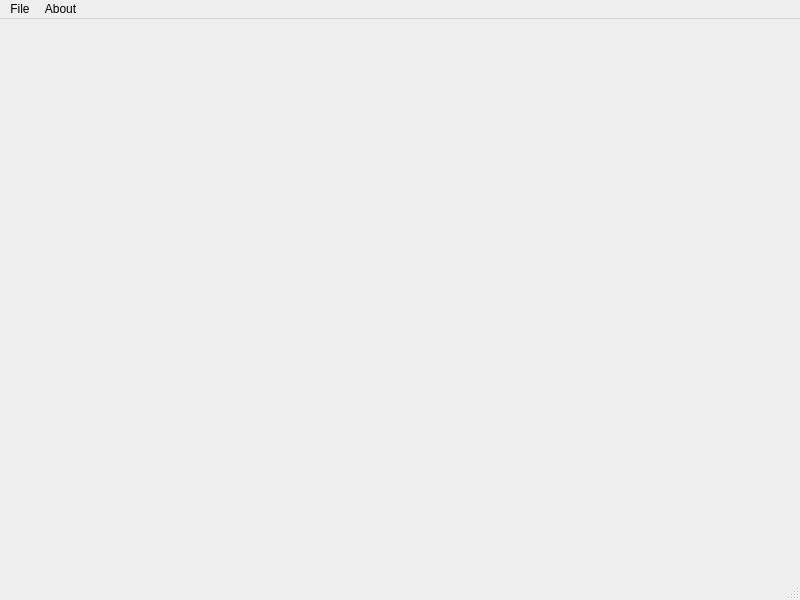
First picture: the form in Src/mainwindow.ui, repository DomDumont/CartaGen, before the edit.
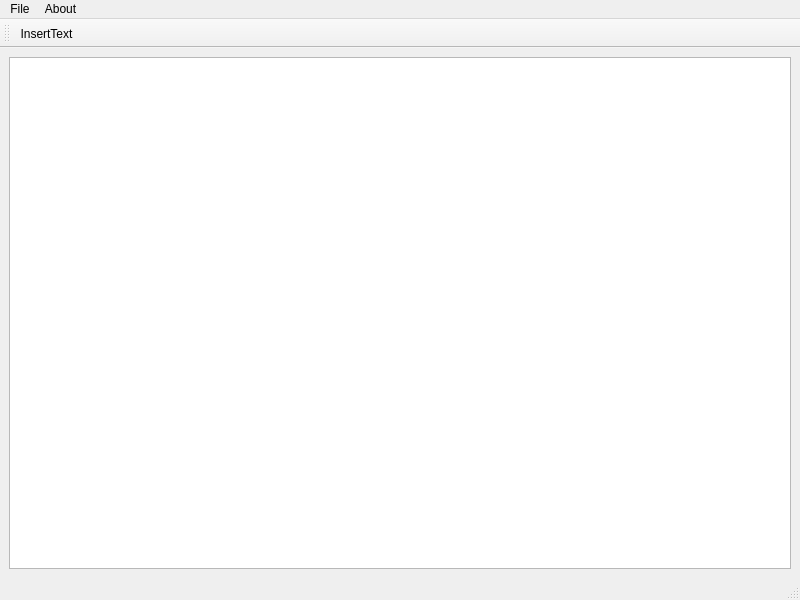
Second picture: the form after the edit. Icons and pictures are not drawn.

```diff
--- a/Src/mainwindow.ui
+++ b/Src/mainwindow.ui
@@ -13,7 +13,13 @@
   <property name="windowTitle">
    <string>MainWindow</string>
   </property>
-  <widget class="QWidget" name="centralwidget"/>
+  <widget class="QWidget" name="centralwidget">
+   <layout class="QGridLayout" name="gridLayout">
+    <item row="0" column="0">
+     <widget class="QGraphicsView" name="graphicsView"/>
+    </item>
+   </layout>
+  </widget>
   <widget class="QMenuBar" name="menubar">
    <property name="geometry">
     <rect>
@@ -38,11 +44,32 @@
    <addaction name="menuAbout"/>
   </widget>
   <widget class="QStatusBar" name="statusbar"/>
+  <widget class="QToolBar" name="toolBar">
+   <property name="windowTitle">
+    <string>toolBar</string>
+   </property>
+   <attribute name="toolBarArea">
+    <enum>TopToolBarArea</enum>
+   </attribute>
+   <attribute name="toolBarBreak">
+    <bool>false</bool>
+   </attribute>
+   <addaction name="actionInsertText"/>
+  </widget>
   <action name="action_AboutCartaGen">
    <property name="text">
     <string>About CartaGen</string>
    </property>
   </action>
+  <action name="actionInsertText">
+   <property name="icon">
+    <iconset resource="cartagen.qrc">
+     <normaloff>:/myRes/Images/text_add.png</normaloff>:/myRes/Images/text_add.png</iconset>
+   </property>
+   <property name="text">
+    <string>InsertText</string>
+   </property>
+  </action>
  </widget>
  <resources/>
  <connections/>
```
Left out of the diff: 4 changed lines with no effect on the pictures.
